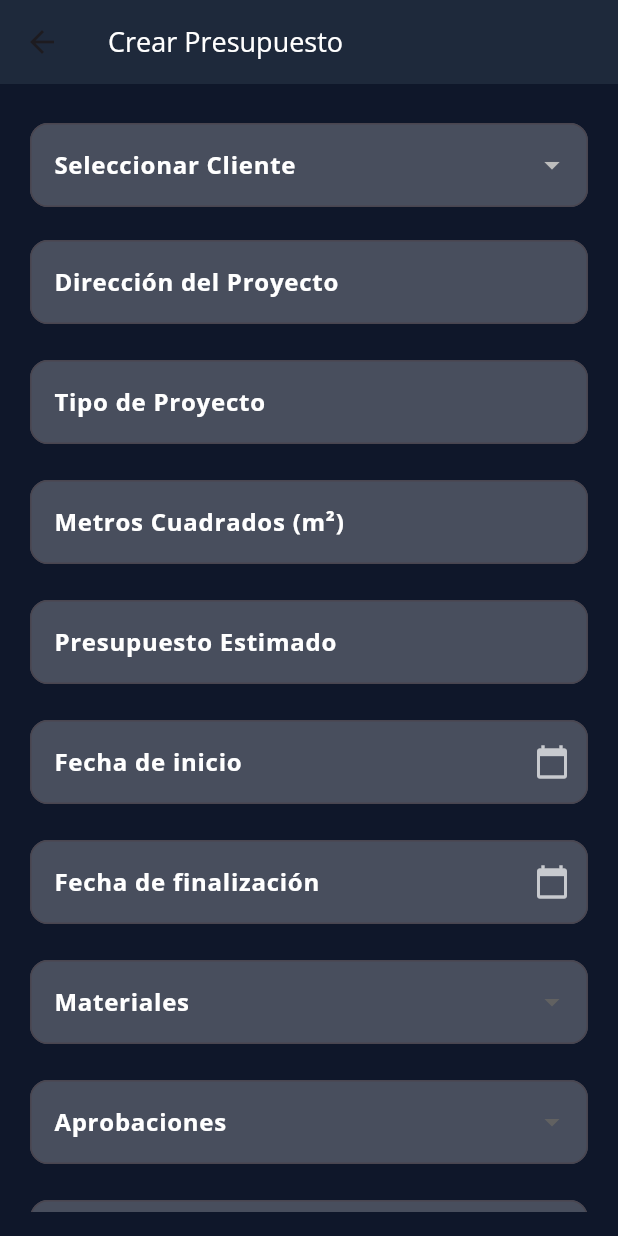
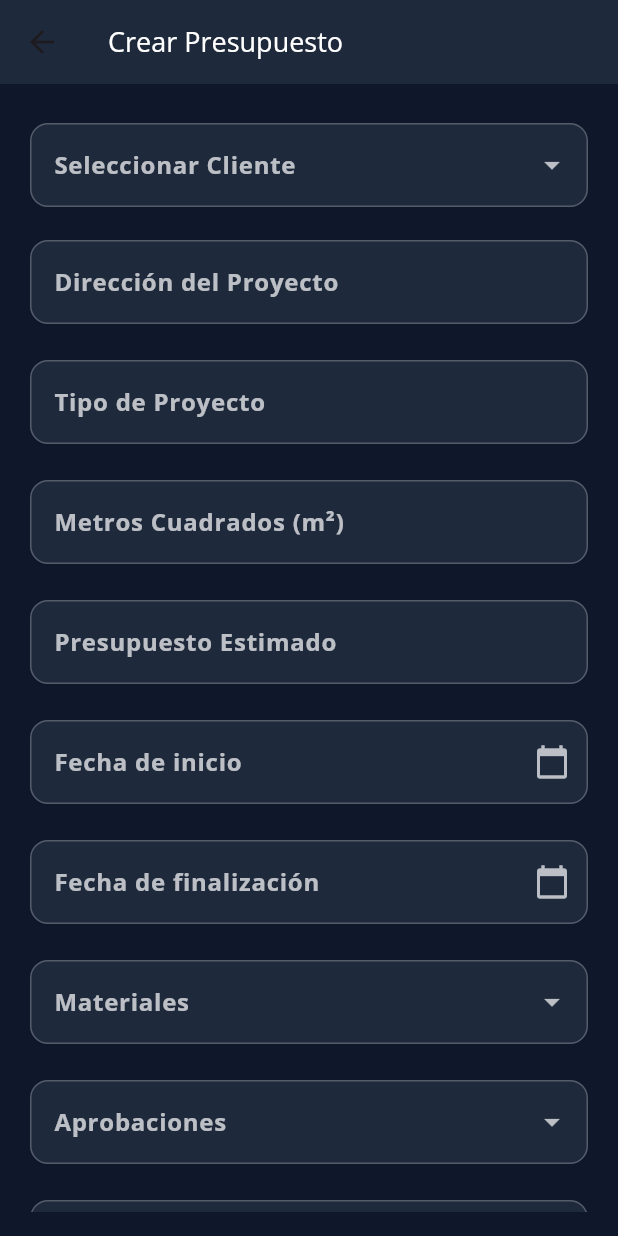
Before and after one commit to franco9652/crm_davinci, a Flutter app: the CreateBudgetScreen screen opened by its route, on a phone screen of 412 x 824 dp. Run offline on Flutter 3.47's test engine with Material 3 defaults, Android fonts, the light colour scheme and no system bars; our stand-ins replace get, google_fonts, iconsax, shared_preferences; accounts and stored records are empty; network calls fail.

Commit message:
fixes varios en ui

```diff
--- a/lib/features/auth/login/controllers/login_controller.dart
+++ b/lib/features/auth/login/controllers/login_controller.dart
@@ -11,6 +11,7 @@ class LoginController extends GetxController {
   var email = ''.obs;
   var password = ''.obs;
   var isPasswordVisible = false.obs;
+  var isLoading = false.obs;
 
   var emailError = ''.obs;
   var passwordError = ''.obs;
@@ -18,6 +19,7 @@ class LoginController extends GetxController {
   Future<void> login() async {
     if (!_validateForm()) return;
 
+    isLoading.value = true;
     try {
       final token = await authRepository.login(email.value, password.value);
 
@@ -28,6 +30,8 @@ class LoginController extends GetxController {
       Get.offAllNamed(AppRoutes.mainNavigation); // Redirigir al listado de clientes
     } catch (e) {
       Get.snackbar('Error', 'Credenciales incorrectas');
+    } finally {
+      isLoading.value = false;
     }
   }
 
--- a/lib/features/budgets/presentation/budget_list_screen.dart
+++ b/lib/features/budgets/presentation/budget_list_screen.dart
@@ -222,12 +222,22 @@ class CreateBudgetScreen extends StatelessWidget {
       String label, List<String> options, RxList<String> selectedValues) {
     return Padding(
       padding: const EdgeInsets.symmetric(vertical: 12.0),
+      child: Theme(
+        data: Theme.of(Get.context!).copyWith(
+          canvasColor: const Color(0xFF1E293B), // Color de fondo del menú desplegable
+        ),
         child: DropdownButtonFormField<String>(
           value: selectedValues.isEmpty ? null : selectedValues.last,
           items: options.map((String item) {
             return DropdownMenuItem<String>(
               value: item,
-                child: Text(item, style: TextStyle(color: Colors.white)),
+              child: Text(
+                item,
+                style: const TextStyle(
+                  color: Colors.white,
+                  fontSize: 14,
+                ),
+              ),
             );
           }).toList(),
           onChanged: (value) {
@@ -235,7 +245,11 @@ class CreateBudgetScreen extends StatelessWidget {
               selectedValues.add(value);
             }
           },
+          dropdownColor: const Color(0xFF1E293B), // Color de fondo del menú desplegable
+          style: const TextStyle(color: Colors.white), // Color del texto seleccionado
+          icon: const Icon(Icons.arrow_drop_down, color: Colors.white70),
           decoration: _inputDecoration(label),
+        ),
       ),
     );
   }
@@ -244,11 +258,19 @@ class CreateBudgetScreen extends StatelessWidget {
       List<DropdownMenuItem<String>> items, Function(String?)? onChanged) {
     return Padding(
       padding: const EdgeInsets.symmetric(vertical: 10.0),
+      child: Theme(
+        data: Theme.of(Get.context!).copyWith(
+          canvasColor: const Color(0xFF1E293B), // Color de fondo del menú desplegable
+        ),
         child: DropdownButtonFormField<String>(
           value: value,
           items: items,
           onChanged: onChanged,
+          dropdownColor: const Color(0xFF1E293B), // Color de fondo del menú desplegable
+          style: const TextStyle(color: Colors.white), // Color del texto seleccionado
+          icon: const Icon(Icons.arrow_drop_down, color: Colors.white70),
           decoration: _inputDecoration(label),
+        ),
       ),
     );
   }
@@ -256,10 +278,21 @@ class CreateBudgetScreen extends StatelessWidget {
   InputDecoration _inputDecoration(String label) {
     return InputDecoration(
       labelText: label,
-      labelStyle: TextStyle(color: Colors.white, fontWeight: FontWeight.bold),
+      labelStyle: const TextStyle(color: Colors.white70, fontWeight: FontWeight.bold),
       filled: true,
-      fillColor: Colors.white24,
-      border: OutlineInputBorder(borderRadius: BorderRadius.circular(12)),
+      fillColor: const Color(0xFF1E293B),
+      border: OutlineInputBorder(
+        borderRadius: BorderRadius.circular(12),
+        borderSide: const BorderSide(color: Colors.white24),
+      ),
+      enabledBorder: OutlineInputBorder(
+        borderRadius: BorderRadius.circular(12),
+        borderSide: const BorderSide(color: Colors.white24),
+      ),
+      focusedBorder: OutlineInputBorder(
+        borderRadius: BorderRadius.circular(12),
+        borderSide: const BorderSide(color: Color(0xFF3B82F6)),
+      ),
     );
   }
 }
```
Also changed, not shown: lib/features/auth/login/presentation/login_page.dart (+13 -4 lines), lib/features/customer/presentation/customer_info_screen.dart (+30 -3 lines), lib/features/projects/controllers/works_controller.dart (+2 -11 lines), lib/features/projects/data/works_remote_data_source.dart (+14 -14 lines), lib/features/projects/presentation/works_page.dart (+24 -12 lines), 10 other files. Lines whose indentation alone changed are shown as unchanged.
